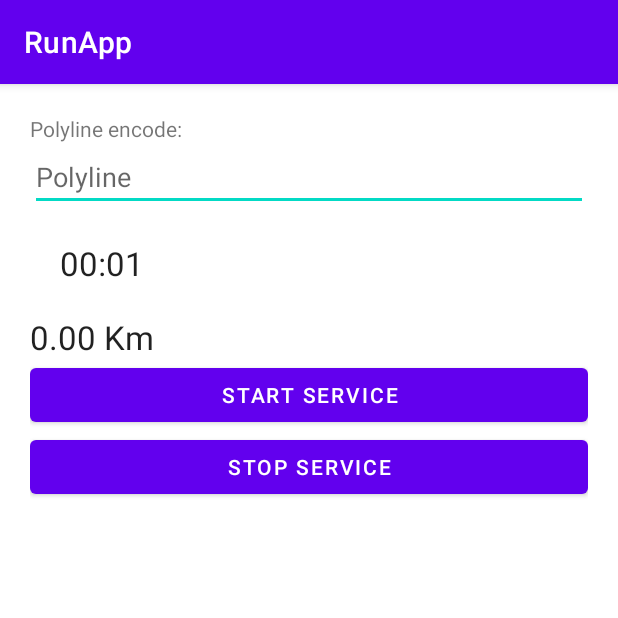
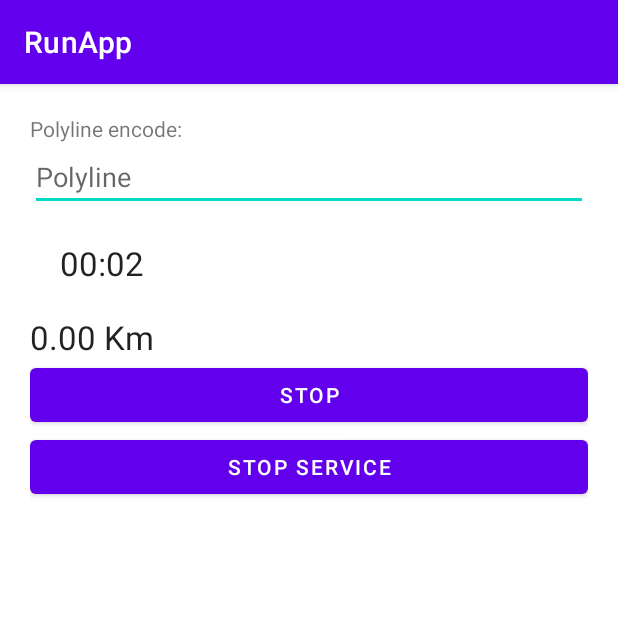
Before and after one commit to manuelmacaj/RunApp, an Android app: the RunSessionActivity screen opened directly, with no data from a screen before it, after a tap on "STOP SERVICE", on a phone screen of 412 x 824 dp, the top half of it. Run offline under Robolectric (Android 15) with nearby library versions, the phone set to English and light mode, and no system bars; libraries missing offline, so code that uses them is left out: com.google.maps.android; 2 statements that could not run were skipped; 3 other taps on this screen came first.

Commit message:
Aggiunte 2 nuove funzionalità in RunSessionActivity.kt: quando l'utente resta fermo nella stessa posizione l'app non aggiungerà le stesse coordinate nella lista (questo è per rendere la visione della polyline più pulita); il calcolo dei km funziona quando stiamo correndo. Se invece siamo in pausa, i km non verranno calcolati.

```diff
--- a/app/src/main/java/com/manuelmacaj/bottomnavigation/Service/GPSService.kt
+++ b/app/src/main/java/com/manuelmacaj/bottomnavigation/Service/GPSService.kt
@@ -92,5 +92,6 @@ class GPSService: Service() {
     override fun onDestroy() {
         super.onDestroy()
         locationManager?.removeUpdates(listener)
+        stopSelf() // fermo il servizio, qualora l'utente chiudesse l'app durante la sessione
     }
 }
--- a/app/src/main/java/com/manuelmacaj/bottomnavigation/View/runpackage/RunSessionActivity.kt
+++ b/app/src/main/java/com/manuelmacaj/bottomnavigation/View/runpackage/RunSessionActivity.kt
@@ -10,7 +10,6 @@ import android.location.Location
 import android.os.Bundle
 import android.os.SystemClock
 import android.util.Log
-import android.view.View
 import android.widget.Button
 import android.widget.Chronometer
 import android.widget.EditText
@@ -27,14 +26,15 @@ class RunSessionActivity : AppCompatActivity() {
     private var track: MutableList<LatLng> = ArrayList()
     private val TAG = "RunSessionActivity"
 
-    private lateinit var btn_start: Button
+    private lateinit var btnRunSession: Button
     private lateinit var btn_stop: Button
     private lateinit var textView: TextView
     private lateinit var polylineText: EditText
     private lateinit var chronometer: Chronometer
+
     private lateinit var textKM: TextView
+    private var isRuning: Boolean = false
     private var totalKM: Double = 0.0
-
     private var timeWhenStop = 0L
 
     private var broadcastReceiver: BroadcastReceiver? = null
@@ -43,49 +43,50 @@ class RunSessionActivity : AppCompatActivity() {
         super.onCreate(savedInstanceState)
         setContentView(R.layout.activity_run_session)
 
-        btn_start = findViewById(R.id.btnStartService)
+        btnRunSession = findViewById(R.id.btnStartService)
         btn_stop = findViewById(R.id.btnStopService)
         textView = findViewById(R.id.textViewCoordinate)
         polylineText = findViewById(R.id.editTextPolyline)
         chronometer = findViewById(R.id.chronometer)
         textKM = findViewById(R.id.textViewTotalKm)
 
-        enable_buttons()
-
+        enableButtons()
     }
 
-    private fun enable_buttons() {
+    private fun enableButtons() {
 
-        btn_start.setOnClickListener(object : View.OnClickListener {
-            override fun onClick(v: View?) {
-                Log.d(TAG, "Inizio del servizio")
+        btnRunSession.setOnClickListener {
 
+            if (!isRuning) {
                 startGPSService()
-                btn_start.isClickable = false
-                btn_stop.isClickable = true
-
                 chronometer.base = SystemClock.elapsedRealtime() + timeWhenStop
                 chronometer.start()
-            }
-        })
-
-
-        btn_stop.setOnClickListener(object : View.OnClickListener {
-            override fun onClick(v: View?) {
-                Log.d(TAG, "Fine del servizio")
-
+                isRuning = true
+                Log.d(TAG, "Avvio corsa")
+            } else {
                 timeWhenStop = chronometer.base - SystemClock.elapsedRealtime() //calcolo il tempo che avanza tra il valore attuale del cronometro e il tempo trascorso dalla pausa
                 chronometer.stop() // pausa cronometro
+                isRuning = false
+                Log.d(TAG, "Stop corsa")
+            }
+            btnRunSession.setText(if (!isRuning) R.string.resume else R.string.stop)
 
-                btn_stop.isClickable = false
-                btn_start.isClickable = true
+        }
 
-                val intent = Intent(applicationContext, GPSService::class.java)
-                stopService(intent)
-                Log.d(TAG, PolyUtil.encode(track))
-                polylineText.setText(PolyUtil.encode(track))
-            }
-        })
+        btn_stop.setOnClickListener {
+            Log.d(TAG, "Fine del servizio")
+
+            timeWhenStop = chronometer.base - SystemClock.elapsedRealtime() //calcolo il tempo che avanza tra il valore attuale del cronometro e il tempo trascorso dalla pausa
+            chronometer.stop() // pausa cronometro
+
+            btn_stop.isClickable = false
+            btnRunSession.isClickable = true
+
+            val intent = Intent(applicationContext, GPSService::class.java)
+            stopService(intent)
+            Log.d(TAG, PolyUtil.encode(track))
+            polylineText.setText(PolyUtil.encode(track))
+        }
     }
 
     private fun startGPSService() {
@@ -95,23 +96,27 @@ class RunSessionActivity : AppCompatActivity() {
 
     override fun onResume() {
         super.onResume()
+
         if (broadcastReceiver == null) {
             broadcastReceiver = object : BroadcastReceiver() {
                 override fun onReceive(context: Context?, intent: Intent?) {
+
                     if (intent != null) {
                         val lat = intent.extras?.get("Lat") as Double
                         val lng = intent.extras?.get("Lng") as Double
 
-                        calculateKilometersDuringRun(lat, lng)
+                        if(isRuning) { //se l'utente sta correndo allora calcolo i km, se è in pausa non li calcolo
+                            calculateKilometersDuringRun(lat, lng) //chiamata del metodo di calcolo dei km percorsi
+                            textKM.text = String.format("%.2f", totalKM) //inserisco il risultato finale dei km percorsi
+                            textKM.append(" Km")
+                        }
 
-                        track.add(LatLng(lat, lng))
-                        textKM.text = String.format("%.2f", totalKM)
-                        textKM.append(" Km")
-
+                        addCoordinates(lat, lng)
                     }
                 }
             }
         }
+
         registerReceiver(broadcastReceiver, IntentFilter("location_update"))
     }
 
@@ -122,18 +127,45 @@ class RunSessionActivity : AppCompatActivity() {
         currentLocation.longitude = lng
 
         if (track.isNotEmpty()) {
+
             val previousLocation = Location("")
             previousLocation.latitude = track[track.size - 1].latitude
             previousLocation.longitude = track[track.size - 1].longitude
 
             //val distanceInMeters = previousLocation.distanceTo(currentLocation)
-            val metersToKm = Measure(previousLocation.distanceTo(currentLocation)/1000, MeasureUnit.KILOMETER)
+            val metersToKm = Measure(
+                previousLocation.distanceTo(currentLocation) / 1000,
+                MeasureUnit.KILOMETER
+            )
 
             totalKM += metersToKm.number.toDouble()
 
             Log.d(TAG, "km percorsi: $totalKM ${metersToKm.unit} ")
+        }
+    }
+
+    private fun addCoordinates(lat: Double, lng: Double) {
+        val currentLocation = Location("")
+        currentLocation.latitude = lat
+        currentLocation.longitude = lng
+
+        if (track.isNotEmpty()) {
+            val previousLocation = Location("")
+            previousLocation.latitude = track[track.size - 1].latitude
+            previousLocation.longitude = track[track.size - 1].longitude
+
+            if (previousLocation != currentLocation) { //questa condizione mi permette di non aggiungere le geolocalizzazioni uguali, così da avere una polyline pulita
+                track.add(LatLng(lat, lng))
+                Log.d(TAG, "Acquisisco la posizione")
+            } else {
+                Log.d(TAG, "Non acquisisco la posizione")
+            }
 
         }
+        else {
+            track.add(LatLng(lat, lng)) // aggiungo alla lista le coordinate che il service mi ha fornito
+        }
+
     }
 
 
--- a/app/src/main/res/layout/activity_run_session.xml
+++ b/app/src/main/res/layout/activity_run_session.xml
@@ -22,7 +22,7 @@
         android:id="@+id/textViewCoordinate"
         android:layout_width="match_parent"
         android:layout_height="wrap_content"
-      android:text="Polyline encode: "/>
+        android:text="Polyline encode: " />
 
     <EditText
         android:id="@+id/editTextPolyline"
@@ -43,16 +43,15 @@
         android:id="@+id/textViewTotalKm"
         android:layout_width="match_parent"
         android:layout_height="wrap_content"
-      android:text = "0.00 Km"
-      android:textAppearance="@style/TextAppearance.AppCompat.Large"
-      />
+        android:text="0.00 Km"
+        android:textAppearance="@style/TextAppearance.AppCompat.Large" />
 
 
     <Button
         android:id="@+id/btnStartService"
         android:layout_width="match_parent"
         android:layout_height="wrap_content"
-        android:text="Start Service" />
+        android:text="@string/start_Run" />
 
     <Button
         android:id="@+id/btnStopService"
--- a/app/src/main/res/values/strings.xml
+++ b/app/src/main/res/values/strings.xml
@@ -29,4 +29,5 @@
     <string name="password_check">Passwords don\'t match</string>
     <string name="image_view">TODO</string>
     <string name="day">Day</string>
+    <string name="start_Run">Run</string>
 </resources>
```
Also changed, not shown: 1 other file. Lines whose indentation alone changed are shown as unchanged.
